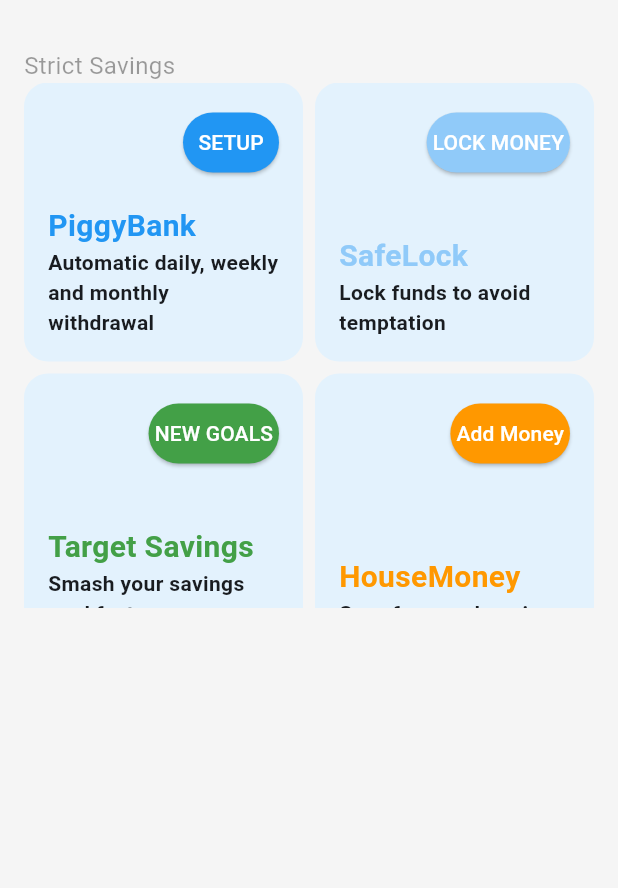
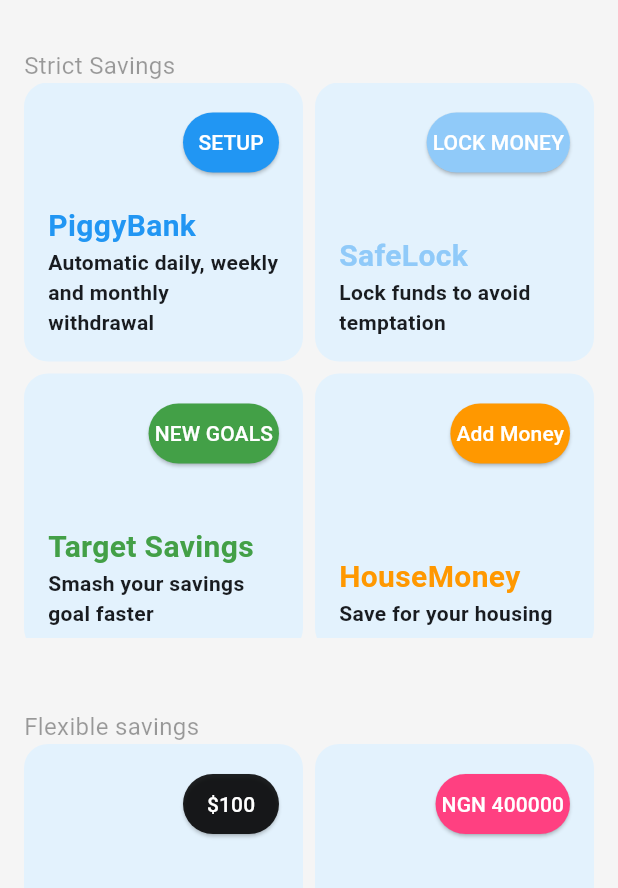
Before and after one commit to ANTONINEUTRON/wtm_savings_app, a Flutter app: the SavingsView screen opened directly, on a phone screen of 412 x 824 dp, the part 348-1236 px from its top. Run offline on Flutter 3.47's test engine with Material 3 defaults, Android fonts, the phone set to English and light mode, and no system bars.

Commit message:
First session 22 Feb

```diff
--- a/lib/features/savings/pages/savings_view.dart
+++ b/lib/features/savings/pages/savings_view.dart
@@ -1,6 +1,7 @@
 
 import 'package:flutter/material.dart';
 import 'package:wtm_savings_app/features/home/widgets/saving_details_card.dart';
+import 'package:wtm_savings_app/features/savings/widgets/flexible_savings_section.dart';
 import 'package:wtm_savings_app/features/savings/widgets/strict_savings_section.dart';
 
 class SavingsView extends StatelessWidget {
@@ -34,6 +35,7 @@ class SavingsView extends StatelessWidget {
             ),
           ),
           StrictSavingsSection(),
+          FlexibleSavingsSection(),
         ],
       ),
     );
--- /dev/null
+++ b/lib/features/savings/widgets/flexible_savings_section.dart
@@ -0,0 +1,50 @@
+
+import 'package:flutter/material.dart';
+import 'package:wtm_savings_app/features/savings/widgets/strict_savings_items.dart';
+
+class FlexibleSavingsSection extends StatelessWidget {
+  const FlexibleSavingsSection({super.key});
+
+  @override
+  Widget build(BuildContext context) {
+    return Container(
+      padding: EdgeInsets.symmetric(vertical: 16),
+      child: Column(
+        crossAxisAlignment: CrossAxisAlignment.start,
+        children: [
+          Text(
+              "Flexible savings",
+            style: TextStyle(
+                fontSize: 16,
+                color: Colors.black38,
+            ),
+          ),
+          //Flexible section below
+          SizedBox(
+            height: 250,
+            child: GridView.count(
+              crossAxisCount: 2,
+              crossAxisSpacing: 8,
+              shrinkWrap: true,
+              physics: NeverScrollableScrollPhysics(),
+              children: [
+                StrictSavingsItem(
+                    textOnButton: "\$100",
+                    title: "Flex Dollar",
+                    subtitle: "Save in dollars, earn interest",
+                    color: Colors.black87,
+                ),
+                StrictSavingsItem(
+                    textOnButton: "NGN 400000",
+                    title: "Flex Naira",
+                    subtitle: "Your emergency funds with interest",
+                    color: Colors.pinkAccent,
+                )
+              ],
+            ),
+          )
+        ],
+      ),
+    );
+  }
+}
--- a/lib/features/savings/widgets/strict_savings_section.dart
+++ b/lib/features/savings/widgets/strict_savings_section.dart
@@ -21,11 +21,13 @@ class StrictSavingsSection extends StatelessWidget {
           ),
           //Gridview for holding savings categories
           SizedBox(
-            height: 350,
+            height: 370,
             child: GridView.count(
               crossAxisCount: 2,
               crossAxisSpacing: 8,
               mainAxisSpacing: 8,
+              shrinkWrap: true,
+              physics: NeverScrollableScrollPhysics(),
               children: [
                 StrictSavingsItem(
                   title: "PiggyBank",
```
